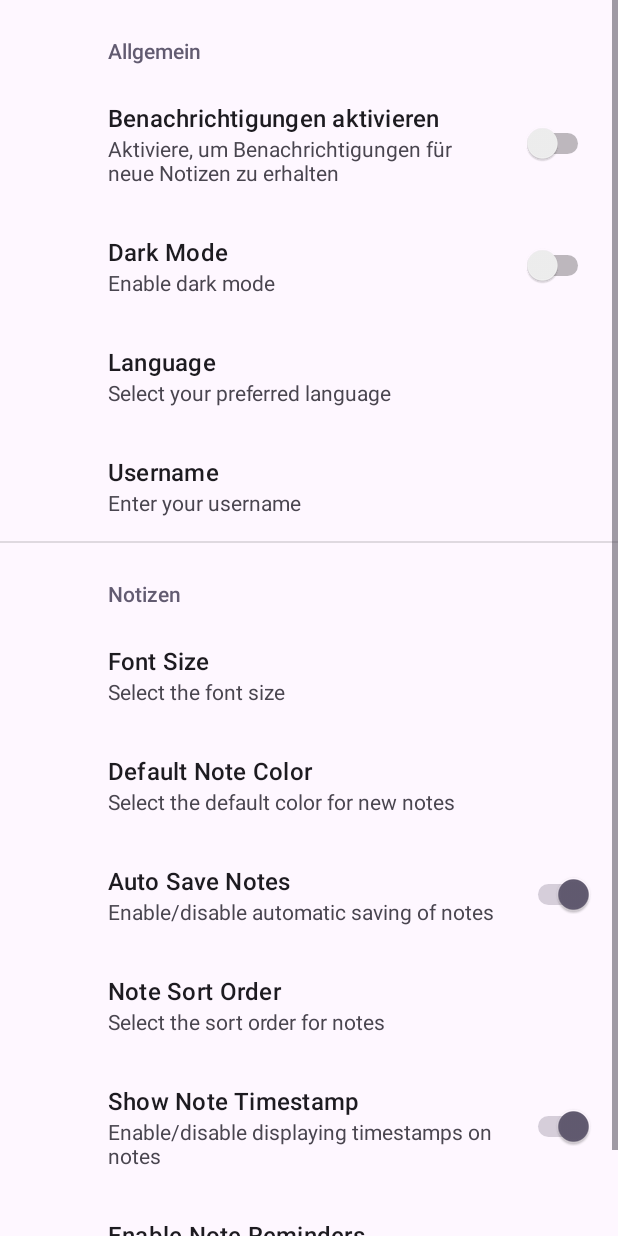
After one commit to wyss-ffhs/TheNote, an Android app: the SettingsActivity screen opened directly, with no data from a screen before it, on a phone screen of 412 x 824 dp. The commit adds this screen. Run offline under Robolectric (Android 15) with nearby library versions, the phone set to English and light mode, and no system bars; our stand-ins replace androidx.preference.

Commit message:
adjust Settings

```diff
--- a/app/src/main/AndroidManifest.xml
+++ b/app/src/main/AndroidManifest.xml
@@ -12,6 +12,7 @@
         android:supportsRtl="true"
         android:theme="@style/Theme.TheNote"
         tools:targetApi="31">
+
         <activity
             android:name=".MainActivity"
             android:exported="true">
@@ -21,6 +22,10 @@
                 <category android:name="android.intent.category.LAUNCHER" />
             </intent-filter>
         </activity>
+        <activity
+            android:name=".activities.SettingsActivity"
+            android:exported="false"
+            android:label="@string/title_activity_settings" />
     </application>
 
 </manifest>
--- a/app/src/main/java/com/example/thenote/MainActivity.java
+++ b/app/src/main/java/com/example/thenote/MainActivity.java
@@ -5,13 +5,30 @@ import androidx.navigation.NavController;
 import androidx.navigation.Navigation;
 import androidx.navigation.ui.NavigationUI;
 
+import android.content.Intent;
 import android.os.Bundle;
+import android.view.View;
+import android.widget.Button;
+
+import com.example.thenote.activities.SettingsActivity;
 
 public class MainActivity extends AppCompatActivity {
-
+    private Button settingsButton;
     @Override
     protected void onCreate(Bundle savedInstanceState) {
         super.onCreate(savedInstanceState);
         setContentView(R.layout.activity_main);
+        settingsButton = findViewById(R.id.button_settings);
+        settingsButton.setOnClickListener(new View.OnClickListener() {
+            @Override
+            public void onClick(View v) {
+                openSettings();
+            }
+        });
+    }
+
+    private void openSettings() {
+        Intent intent = new Intent(MainActivity.this, SettingsActivity.class);
+        startActivity(intent);
     }
 }
--- /dev/null
+++ b/app/src/main/java/com/example/thenote/activities/SettingsActivity.java
@@ -0,0 +1,35 @@
+package com.example.thenote.activities;
+
+import android.os.Bundle;
+
+import androidx.appcompat.app.ActionBar;
+import androidx.appcompat.app.AppCompatActivity;
+import androidx.preference.PreferenceFragmentCompat;
+
+import com.example.thenote.R;
+
+public class SettingsActivity extends AppCompatActivity {
+
+    @Override
+    protected void onCreate(Bundle savedInstanceState) {
+        super.onCreate(savedInstanceState);
+        setContentView(R.layout.settings_activity);
+        if (savedInstanceState == null) {
+            getSupportFragmentManager()
+                    .beginTransaction()
+                    .replace(R.id.settings, new SettingsFragment())
+                    .commit();
+        }
+        ActionBar actionBar = getSupportActionBar();
+        if (actionBar != null) {
+            actionBar.setDisplayHomeAsUpEnabled(true);
+        }
+    }
+
+    public static class SettingsFragment extends PreferenceFragmentCompat {
+        @Override
+        public void onCreatePreferences(Bundle savedInstanceState, String rootKey) {
+            setPreferencesFromResource(R.xml.root_preferences, rootKey);
+        }
+    }
+}
--- a/app/src/main/java/com/example/thenote/fragments/NoteViewerFragment.java
+++ b/app/src/main/java/com/example/thenote/fragments/NoteViewerFragment.java
@@ -16,6 +16,7 @@ import android.view.LayoutInflater;
 import android.view.View;
 import android.view.ViewGroup;
 import android.widget.EditText;
+import android.widget.Toast;
 
 import com.example.thenote.R;
 import com.example.thenote.fragments.adapters.NoteAdapter;
@@ -24,7 +25,7 @@ import com.example.thenote.models.Note;
 
 import java.util.List;
 
-public class NoteViewerFragment extends Fragment {
+public class NoteViewerFragment extends Fragment implements  NoteAdapter.NoteClickListener{
 
     private NoteViewModel mNoteViewModel;
     private NoteAdapter mNoteAdapter;
@@ -70,5 +71,10 @@ public class NoteViewerFragment extends Fragment {
             return false;
         });
     }
+    @Override
+    public void onNoteClick(Note note) {
+        // Aktion ausführen, wenn eine Notiz angeklickt wird
+        Toast.makeText(requireContext(), "Notiz geklickt: " + note.getTitle(), Toast.LENGTH_SHORT).show();
+    }
 
 }
--- /dev/null
+++ b/app/src/main/java/com/example/thenote/fragments/SettingsFragment.java
@@ -0,0 +1,15 @@
+package com.example.thenote.fragments;
+
+import android.os.Bundle;
+
+import androidx.preference.PreferenceFragmentCompat;
+
+import com.example.thenote.R;
+
+public class SettingsFragment extends PreferenceFragmentCompat {
+
+    @Override
+    public void onCreatePreferences(Bundle savedInstanceState, String rootKey) {
+        setPreferencesFromResource(R.xml.root_preferences, rootKey);
+    }
+}
--- a/app/src/main/java/com/example/thenote/fragments/adapters/NoteAdapter.java
+++ b/app/src/main/java/com/example/thenote/fragments/adapters/NoteAdapter.java
@@ -52,4 +52,7 @@ public class NoteAdapter extends RecyclerView.Adapter<NoteAdapter.NoteViewHolder
             textViewDescription = itemView.findViewById(R.id.textViewDescription);
         }
     }
+    public interface NoteClickListener {
+        void onNoteClick(Note note);
+    }
 }
--- a/app/src/main/java/com/example/thenote/models/repositories/NoteRepository.java
+++ b/app/src/main/java/com/example/thenote/models/repositories/NoteRepository.java
@@ -11,7 +11,7 @@ import com.example.thenote.models.dao.NoteDao;
 import java.util.List;
 
 public class NoteRepository {
-    private NoteDao noteDao;
+    private final NoteDao noteDao;
     private LiveData<List<Note>> allNotes;
 
     public NoteRepository(Application application) {
@@ -25,16 +25,17 @@ public class NoteRepository {
     }
 
     public void insert(Note note) {
-noteDao.insert(note);
+        noteDao.insert(note);
     }
 
     public void update(Note note) {
-noteDao.update(note);
+        noteDao.update(note);
     }
 
     public void delete(Note note) {
-noteDao.delete(note);
+        noteDao.delete(note);
     }
+
     public void searchNotes(String searchText) {
         allNotes = noteDao.searchNotes(searchText);
     }
--- a/app/src/main/res/layout/activity_main.xml
+++ b/app/src/main/res/layout/activity_main.xml
@@ -5,12 +5,21 @@
     android:layout_width="match_parent"
     android:layout_height="match_parent"
     tools:context=".MainActivity">
+    <Button
+        android:id="@+id/button_settings"
+        android:layout_width="wrap_content"
+        android:layout_height="wrap_content"
+        android:text="Einstellungen"
+        android:layout_alignParentTop="true"
+        android:layout_centerHorizontal="true"
+        android:layout_marginTop="16dp" />
 
     <fragment
         android:id="@+id/nav_host_fragment"
         android:name="androidx.navigation.fragment.NavHostFragment"
         android:layout_width="match_parent"
         android:layout_height="match_parent"
+        android:layout_below="@id/button_settings"
         app:navGraph="@navigation/nav_graph"
         app:defaultNavHost="true" />
 
--- /dev/null
+++ b/app/src/main/res/layout/settings_activity.xml
@@ -0,0 +1,9 @@
+<LinearLayout xmlns:android="http://schemas.android.com/apk/res/android"
+    android:layout_width="match_parent"
+    android:layout_height="match_parent">
+
+    <FrameLayout
+        android:id="@+id/settings"
+        android:layout_width="match_parent"
+        android:layout_height="match_parent" />
+</LinearLayout>
--- /dev/null
+++ b/app/src/main/res/values/arrays.xml
@@ -0,0 +1,61 @@
+<resources>
+    <!-- Reply Preference -->
+    <string-array name="reply_entries">
+        <item>Reply</item>
+        <item>Reply to all</item>
+    </string-array>
+
+    <string-array name="reply_values">
+        <item>reply</item>
+        <item>reply_all</item>
+    </string-array>
+    <string-array name="language_options">
+        <item>English</item>
+        <item>German</item>
+        <item>French</item>
+    </string-array>
+
+    <string-array name="language_values">
+        <item>en</item>
+        <item>de</item>
+        <item>fr</item>
+    </string-array>
+
+    <string-array name="note_color_options">
+        <item>Yellow</item>
+        <item>Blue</item>
+        <item>Green</item>
+        <!-- Weitere Farboptionen hier -->
+    </string-array>
+
+    <string-array name="note_color_values">
+        <item>yellow</item>
+        <item>blue</item>
+        <item>green</item>
+        <!-- Weitere Farbwerte hier -->
+    </string-array>
+    <string-array name="font_size_options">
+        <item>Small</item>
+        <item>Medium</item>
+        <item>Large</item>
+        <!-- Weitere Optionen hier -->
+    </string-array>
+    <string-array name="font_size_values">
+        <item>small</item>
+        <item>medium</item>
+        <item>large</item>
+        <!-- Weitere Werte hier -->
+    </string-array>
+    <string-array name="note_sort_options">
+        <item>Date</item>
+        <item>Title</item>
+        <item>Priority</item>
+        <!-- Weitere Optionen hier -->
+    </string-array>
+    <string-array name="note_sort_values">
+        <item>date</item>
+        <item>title</item>
+        <item>priority</item>
+        <!-- Weitere Werte hier -->
+    </string-array>
+</resources>
--- a/app/src/main/res/values/strings.xml
+++ b/app/src/main/res/values/strings.xml
@@ -1,3 +1,18 @@
 <resources>
     <string name="app_name">TheNote</string>
+    <!-- Preference Titles -->
+    <string name="messages_header">Messages</string>
+    <string name="sync_header">Sync</string>
+
+    <!-- Messages Preferences -->
+    <string name="signature_title">Your signature</string>
+    <string name="reply_title">Default reply action</string>
+
+    <!-- Sync Preferences -->
+    <string name="sync_title">Sync email periodically</string>
+    <string name="attachment_title">Download incoming attachments</string>
+    <string name="attachment_summary_on">Automatically download attachments for incoming emails
+    </string>
+    <string name="attachment_summary_off">Only download attachments when manually requested</string>
+    <string name="title_activity_settings">SettingsActivity</string>
 </resources>
--- /dev/null
+++ b/app/src/main/res/xml/root_preferences.xml
@@ -0,0 +1,73 @@
+<PreferenceScreen xmlns:app="http://schemas.android.com/apk/res-auto">
+    <PreferenceCategory app:title="Allgemein">
+        <SwitchPreference
+            app:key="pref_key_enable_notifications"
+            app:summary="Aktiviere, um Benachrichtigungen für neue Notizen zu erhalten"
+            app:title="Benachrichtigungen aktivieren" />
+
+    <SwitchPreference
+        app:key="pref_key_dark_mode"
+        app:title="Dark Mode"
+        app:summary="Enable dark mode"
+        app:defaultValue="false" />
+
+    <ListPreference
+        app:key="pref_key_language"
+        app:title="Language"
+        app:summary="Select your preferred language"
+        app:entries="@array/language_options"
+        app:entryValues="@array/language_values"
+        app:defaultValue="en" />
+
+    <EditTextPreference
+        app:key="pref_key_username"
+        app:title="Username"
+        app:summary="Enter your username"
+        app:defaultValue="" />
+
+    </PreferenceCategory>
+    <PreferenceCategory app:title="Notizen">
+    <ListPreference
+        app:key="pref_key_font_size"
+        app:title="Font Size"
+        app:summary="Select the font size"
+        app:entries="@array/font_size_options"
+        app:entryValues="@array/font_size_values"
+        app:defaultValue="medium" />
+
+        <ListPreference
+            app:key="pref_key_default_note_color"
+            app:title="Default Note Color"
+            app:summary="Select the default color for new notes"
+            app:entries="@array/note_color_options"
+            app:entryValues="@array/note_color_values"
+            app:defaultValue="yellow" />
+
+
+        <SwitchPreference
+            app:key="pref_key_auto_save_notes"
+            app:title="Auto Save Notes"
+            app:summary="Enable/disable automatic saving of notes"
+            app:defaultValue="true" />
+
+        <ListPreference
+            app:key="pref_key_note_sort_order"
+            app:title="Note Sort Order"
+            app:summary="Select the sort order for notes"
+            app:entries="@array/note_sort_options"
+            app:entryValues="@array/note_sort_values"
+            app:defaultValue="date" />
+
+        <SwitchPreference
+            app:key="pref_key_show_note_timestamp"
+            app:title="Show Note Timestamp"
+            app:summary="Enable/disable displaying timestamps on notes"
+            app:defaultValue="true" />
+
+        <SwitchPreference
+            app:key="pref_key_enable_note_reminders"
+            app:title="Enable Note Reminders"
+            app:summary="Enable/disable setting reminders for notes"
+            app:defaultValue="false" />
+    </PreferenceCategory>
+</PreferenceScreen>
```
